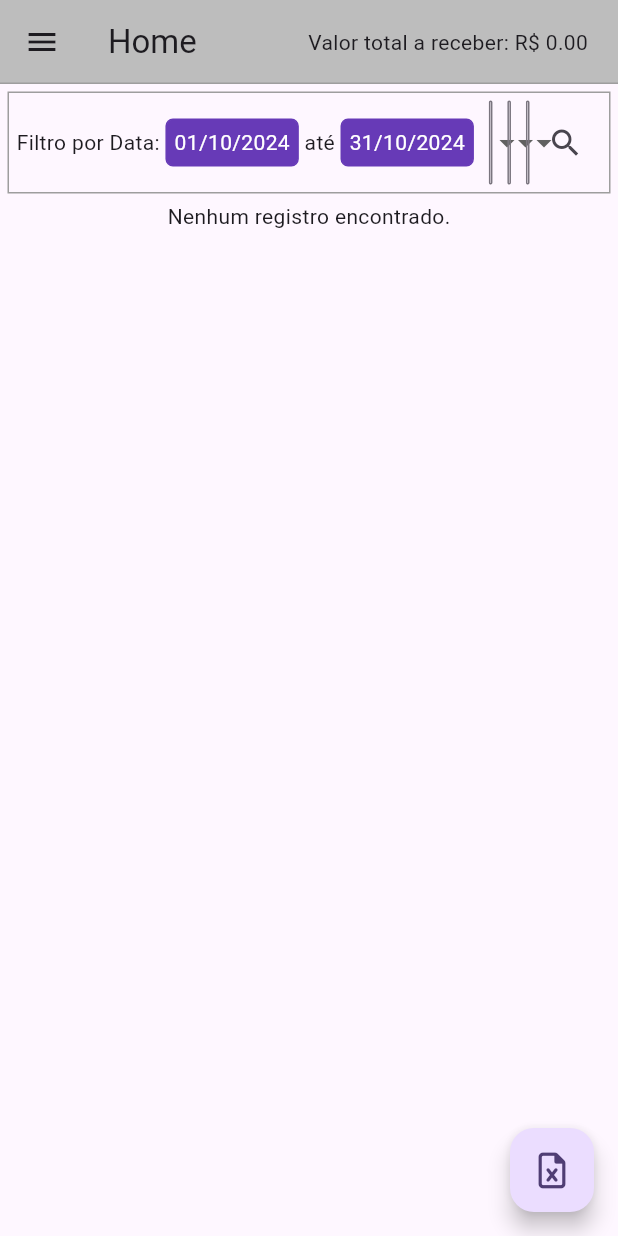
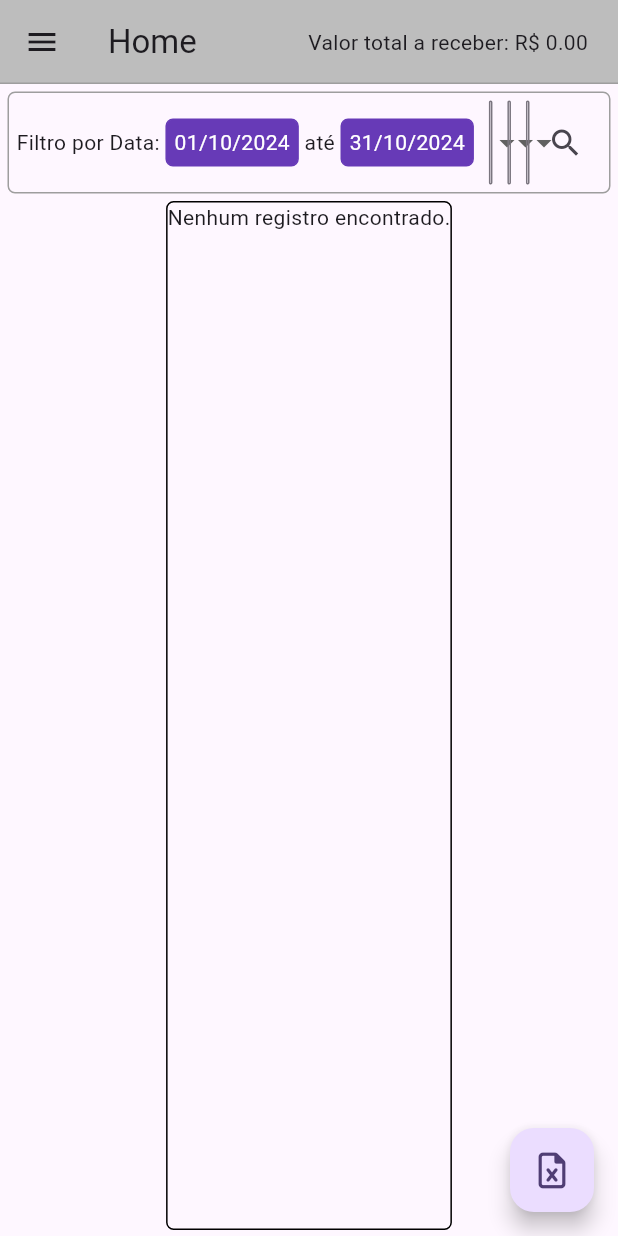
Before and after one commit to MatheusDevJob/RegistreHoras, a Flutter app: the screen it shows after launch, on a phone screen of 412 x 824 dp. Run offline on Flutter 3.47's test engine with Material 3 defaults, Android fonts, the phone set to English and light mode, and no system bars; our stand-ins replace fluttertoast, font_awesome_flutter, sqflite_common_ffi; missing offline and left inert: excel; accounts and stored records are empty.

Commit message:
atualizado layout tela home

```diff
--- a/lib/screens/Home.dart
+++ b/lib/screens/Home.dart
@@ -109,6 +109,7 @@ class _HomeState extends State<Home> {
           Container(
             decoration: BoxDecoration(
               border: Border.all(color: Colors.grey, width: 1),
+              borderRadius: BorderRadius.circular(5),
             ),
             padding: const EdgeInsets.all(5),
             margin: const EdgeInsets.all(5),
@@ -161,6 +162,12 @@ class _HomeState extends State<Home> {
             ),
           ),
           Expanded(
+            child: Container(
+              margin: const EdgeInsets.fromLTRB(4, 0, 4, 4),
+              decoration: BoxDecoration(
+                border: Border.all(),
+                borderRadius: BorderRadius.circular(5),
+              ),
               child: FutureBuilder(
                 future: buscarRegistros(),
                 builder: (context, snapshot) {
@@ -184,29 +191,22 @@ class _HomeState extends State<Home> {
                           scrollDirection: Axis.horizontal,
                           child: DataTable(
                             dataRowHeight: 80,
-                          columns: [
-                            DataColumn(
-                              label: const Text("Ações"),
-                              onSort: (columnIndex, ascending) {
-                                print(columnIndex);
-                                print(ascending);
-                              },
-                            ),
-                            const DataColumn(label: Text("Projet")),
-                            const DataColumn(label: Text("Cliente")),
-                            const DataColumn(label: Text("Tarefa")),
-                            const DataColumn(label: Text("Descrição")),
-                            const DataColumn(label: Text("Data Abertura")),
-                            const DataColumn(label: Text("Data Conclusão")),
-                            const DataColumn(label: Text("Valor Hora")),
-                            const DataColumn(label: Text("Horas Trabalhadas")),
-                            const DataColumn(label: Text("Valor Cobrar")),
+                            columns: const [
+                              DataColumn(label: Text("Ações")),
+                              DataColumn(label: Text("Projet")),
+                              DataColumn(label: Text("Cliente")),
+                              DataColumn(label: Text("Tarefa")),
+                              DataColumn(label: Text("Descrição")),
+                              DataColumn(label: Text("Data Abertura")),
+                              DataColumn(label: Text("Data Conclusão")),
+                              DataColumn(label: Text("Valor Hora")),
+                              DataColumn(label: Text("Horas Trabalhadas")),
+                              DataColumn(label: Text("Valor Cobrar")),
                             ],
                             rows: data.map<DataRow>((item) {
                               return DataRow(cells: [
                                 DataCell(
-                                const Text("Editar"),
-                                showEditIcon: true,
+                                  const FaIcon(FontAwesomeIcons.pen),
                                   onTap: () => navegarEdicao(item),
                                 ),
                                 DataCell(Text(item["projetoNome"])),
@@ -241,6 +241,7 @@ class _HomeState extends State<Home> {
                 },
               ),
             ),
+          ),
         ],
       ),
     );
```
Lines whose indentation alone changed are shown as unchanged.
